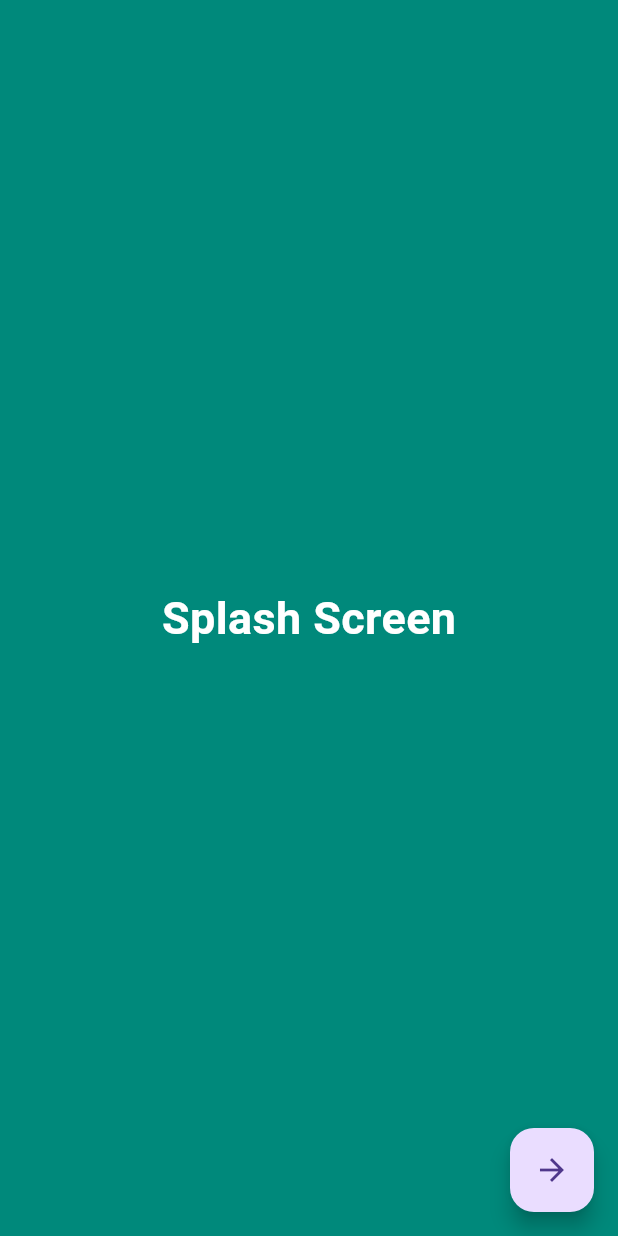
After one commit to Hos99sam2004/More-Apps-, a Flutter app: the SplashScreen screen opened directly, on a phone screen of 412 x 824 dp. The commit adds this screen. Run offline on Flutter 3.47's test engine with Material 3 defaults, Android fonts, the phone set to English and light mode, and no system bars; our stand-ins replace dio, equatable, fl_chart, flutter_map, image_picker, latlong2 and 4 more; missing offline and left inert: tflite_flutter; generated files the repository leaves out were written again.

Commit message:
first commit

```diff
--- a/lib/Ai Classify Image/Models/Models Test/Test.dart
+++ b/lib/Ai Classify Image/Models/Models Test/Test.dart
@@ -11,6 +11,7 @@ import 'package:tflite_flutter/tflite_flutter.dart';
 class FruitClassifierPage extends StatefulWidget {
   const FruitClassifierPage({super.key});
   @override
+  // ignore: library_private_types_in_public_api
   _FruitClassifierPageState createState() => _FruitClassifierPageState();
 }
 
--- /dev/null
+++ b/lib/Map App learning/Myapp.dart
@@ -0,0 +1,15 @@
+// import 'package:apps/Map%20App%20learning/Flutter_Map_Screen.dart';
+import 'package:apps/Map%20App%20learning/Splash-Screen/Splash_Screen.dart';
+import 'package:flutter/material.dart';
+
+class Map_App extends StatelessWidget {
+  const Map_App({super.key});
+
+  @override
+  Widget build(BuildContext context) {
+    return MaterialApp(
+      debugShowCheckedModeBanner: false,
+      home: SplashScreen(),
+    );
+  }
+}
--- /dev/null
+++ b/lib/Map App learning/Splash-Screen/Splash_Screen.dart
@@ -0,0 +1,127 @@
+// import 'package:apps/Ai%20Classify%20Image/Presentation/Homepage.dart';
+// import 'package:apps/Ai%20Classify%20Image/myApp.dart';
+import 'package:apps/Map%20App%20learning/Flutter_Map_Screen.dart';
+import 'package:apps/Transitions.dart';
+import 'package:flutter/material.dart';
+import 'package:lottie/lottie.dart';
+
+class SplashScreen extends StatefulWidget {
+  const SplashScreen({super.key});
+
+  @override
+  State<SplashScreen> createState() => _SplashScreenState();
+}
+
+class _SplashScreenState extends State<SplashScreen>
+    with TickerProviderStateMixin {
+  late final AnimationController _controller;
+  @override
+  void initState() {
+    // TODO: implement initState
+    super.initState();
+    _controller = AnimationController(
+      vsync: this,
+      duration: Durations.extralong4,
+    );
+  }
+
+  @override
+  void dispose() {
+    _controller.dispose();
+    super.dispose();
+  }
+
+  @override
+  Widget build(BuildContext context) {
+    return Scaffold(
+      backgroundColor: Colors.teal.shade600,
+      // bottomNavigationBar: BottomNavigationBar(
+      //   selectedItemColor: Colors.white,
+      //   unselectedItemColor: Colors.blueAccent,
+      //   iconSize: 40,
+      //   onTap: (value) {
+      //     print(value);
+      //   },
+      //   items: [
+      //     BottomNavigationBarItem(
+      //       icon: Icon(Icons.home),
+      //       label: 'Home',
+      //       activeIcon: Icon(Icons.home_outlined),
+      //       backgroundColor: Colors.black,
+      //     ),
+      //     BottomNavigationBarItem(
+      //       icon: Icon(Icons.search),
+      //       label: 'Search',
+      //       // backgroundColor: Colors.black,
+      //       activeIcon: Icon(Icons.search_outlined),
+      //     ),
+      //     BottomNavigationBarItem(
+      //       icon: Icon(Icons.person),
+      //       label: 'Profile',
+      //       // backgroundColor: Colors.black,
+      //       activeIcon: Icon(Icons.person_outlined),
+      //     ),
+      //     BottomNavigationBarItem(
+      //       icon: Icon(Icons.settings),
+      //       label: 'Settings',
+      //       activeIcon: Icon(Icons.settings_outlined),
+      //     ),
+      //   ],
+      // ),
+      // // backgroundColor: Colors.black,
+      body: _Bulid_UI(),
+      floatingActionButton: FloatingActionButton(
+        onPressed: () {
+          var ticker = _controller.forward();
+          ticker.whenComplete(() {
+            _controller.reset();
+            goto(
+              context,
+              const FlutterMapScreen(),
+              TransitionType.combined,
+            ); // goto
+          });
+        },
+        child: Icon(Icons.arrow_forward),
+      ),
+    );
+  }
+
+  Widget _Bulid_UI() {
+    return Padding(
+      padding: const EdgeInsets.all(40.0),
+      child: Stack(
+        children: [
+          // Center(
+          //   child: Lottie.asset(
+          //     "assets/Animations/Animation - 1747173055960.json",
+          //     repeat: true,
+          //     width: 250,
+          //     height: 250,
+          //   ),
+          // ),
+          Center(
+            child: Text(
+              "Splash Screen",
+              style: TextStyle(
+                fontSize: 30,
+                fontWeight: FontWeight.bold,
+                color: Colors.white,
+              ),
+            ),
+          ),
+          Center(
+            child: Lottie.asset(
+              controller: _controller,
+              "assets/Animations/Animation - 1747184393299.json",
+              repeat: false,
+              width: MediaQuery.of(context).size.width,
+              height: MediaQuery.of(context).size.height,
+              fit: BoxFit.cover,
+            ),
+          ),
+        ],
+      ),
+    );
+  }
+}
--- /dev/null
+++ b/lib/News/Features/Daily_ news/domain/repository/ArticalRepository.dart
@@ -0,0 +1,6 @@
+import 'package:apps/News/Features/Daily_%20news/domain/entites/Artical.dart';
+import 'package:apps/News/core/resources/data_state.dart';
+
+abstract class Articalrepository {
+  Future<DataState<List<ArticalEntity>>> getNewsArticals();
+}
--- /dev/null
+++ b/lib/News/core/Constants/Constants.dart
@@ -0,0 +1 @@
+const String newsAPIBaseURL = "https://newsapi.org/v2";
--- a/lib/main.dart
+++ b/lib/main.dart
@@ -1,6 +1,8 @@
-import 'package:apps/Ai%20Classify%20Image/myApp.dart';
+// import 'package:apps/Ai%20Classify%20Image/myApp.dart';
+// import 'package:apps/Map%20App%20learning/Myapp.dart';
+import 'package:apps/News/myapp.dart' show News_App;
 import 'package:flutter/material.dart';
 
 void main() {
-  runApp(const Ai_classify_Image());
+  runApp(const News_App());
 }
```
Also changed, not shown: lib/Map App learning/Flutter_Map_Screen.dart (added, +196 -0 lines), lib/News/Features/Daily_ news/data/data_sources/remotly/news_Api_Service.dart (added, +19 -0 lines), lib/News/Features/Daily_ news/data/models/articals.dart (added, +26 -0 lines), lib/News/Features/Daily_ news/data/repository/Artical_repository_impl.dart (added, +13 -0 lines), lib/News/Features/Daily_ news/domain/entites/Artical.dart (added, +37 -0 lines), lib/News/core/resources/data_state.dart (added, +18 -0 lines), lib/News/myapp.dart (added, +28 -0 lines), pubspec.yaml (+17 -5 lines), pubspec.lock, 2 other files.
